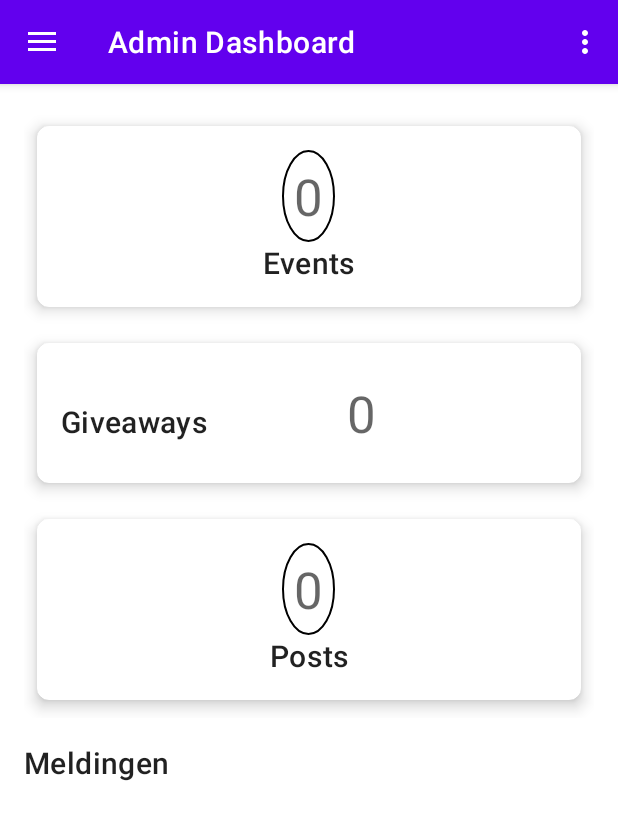
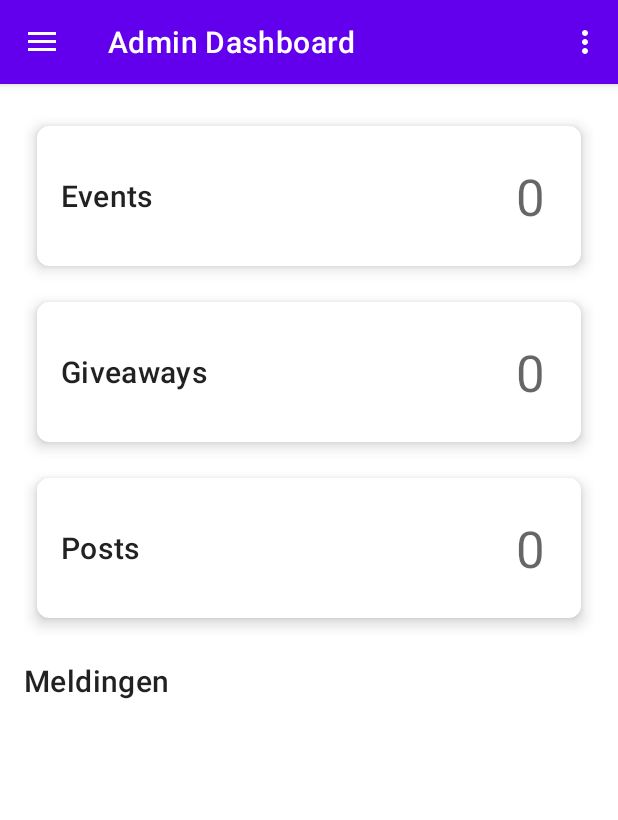
Before and after one commit to dkumankumah/danshal, an Android app: the screen it shows after launch (MainActivity), in the side drawer, after a tap on "Dashboard", on a phone screen of 412 x 824 dp. Shown: the top 820 px of the screen. Run offline under Robolectric (Android 15) with nearby library versions, the phone set to English and light mode, and no system bars; our stand-ins replace Firebase (no records; nobody signed in at launch, a user with empty details on screens opened directly), navigation-ui; 3 statements that could not run were skipped.

Commit message:
Working details fragment admin dashboard

```diff
--- a/app/src/main/java/com/example/danshal/models/Content.kt
+++ b/app/src/main/java/com/example/danshal/models/Content.kt
@@ -13,10 +13,6 @@ abstract class Content(
 ) {
 
     fun getSeconds() = timestamp?.seconds
-
-
-
-
 
     class TYPE {
         companion object {
@@ -38,6 +34,6 @@ data class Post(
 ) : Content(TYPE.POST, "", "", "")
 
 data class GiveAway(
-    var participants: List<User>? = emptyList(),
+    var participants: List<String>? = emptyList(),
     var endDate: Date = Date(),
 ) : Content(TYPE.GIVEAWAY, "", "", "")
--- a/app/src/main/java/com/example/danshal/ui/admin/AdminDashboardFragment.kt
+++ b/app/src/main/java/com/example/danshal/ui/admin/AdminDashboardFragment.kt
@@ -8,8 +8,11 @@ import android.view.ViewGroup
 import androidx.fragment.app.Fragment
 import androidx.fragment.app.activityViewModels
 import androidx.lifecycle.ViewModelProvider
+import androidx.navigation.fragment.findNavController
 import androidx.recyclerview.widget.GridLayoutManager
+import com.example.danshal.R
 import com.example.danshal.databinding.AdminDashboardFragmentBinding
+import com.example.danshal.models.Content
 import com.example.danshal.models.Notification
 import com.example.danshal.ui.home.HomeViewModel
 import com.google.firebase.firestore.Query
@@ -46,13 +49,16 @@ class AdminDashboardFragment : Fragment() {
         super.onViewCreated(view, savedInstanceState)
 
         binding.cvEvents.setOnClickListener {
-            Log.i("ADMIN DASHBOARD", "clicked event overview")
+            viewModel.detailContentType = Content.TYPE.EVENT
+            findNavController().navigate(R.id.action_nav_admin_dashboard_to_adminDashboardDetailsFragment)
         }
         binding.cvGiveaways.setOnClickListener {
-            Log.i("ADMIN DASHBOARD", "clicked giveaways overview")
+            viewModel.detailContentType = Content.TYPE.GIVEAWAY
+            findNavController().navigate(R.id.action_nav_admin_dashboard_to_adminDashboardDetailsFragment)
         }
         binding.cvPosts.setOnClickListener {
-            Log.i("ADMIN DASHBOARD", "clicked posts overview")
+            viewModel.detailContentType = Content.TYPE.POST
+            findNavController().navigate(R.id.action_nav_admin_dashboard_to_adminDashboardDetailsFragment)
         }
 
         initViews()
@@ -90,17 +96,14 @@ class AdminDashboardFragment : Fragment() {
 
         viewModel.eventListData.observe(viewLifecycleOwner, {
             binding.tvNumberEvents.text = it.size.toString()
-            binding.tvNumberEvents.visibility = View.VISIBLE
         })
 
         viewModel.giveawayListData.observe(viewLifecycleOwner, {
             binding.tvNumberGiveaways.text = it.size.toString()
-            binding.tvNumberGiveaways.visibility = View.VISIBLE
         })
 
         viewModel.postListData.observe(viewLifecycleOwner, {
             binding.tvNumberPosts.text = it.size.toString()
-            binding.tvNumberPosts.visibility = View.VISIBLE
         })
 
     }
--- a/app/src/main/java/com/example/danshal/ui/admin/AdminDashboardViewModel.kt
+++ b/app/src/main/java/com/example/danshal/ui/admin/AdminDashboardViewModel.kt
@@ -4,6 +4,7 @@ import android.util.Log
 import androidx.lifecycle.LiveData
 import androidx.lifecycle.ViewModel
 import androidx.lifecycle.viewModelScope
+import com.example.danshal.models.Content
 import com.example.danshal.models.Event
 import com.example.danshal.models.GiveAway
 import com.example.danshal.models.Post
@@ -20,6 +21,8 @@ class AdminDashboardViewModel : ViewModel() {
     val eventListData: LiveData<List<Event>> = eventRepository.events
     val giveawayListData: LiveData<List<GiveAway>> = giveAwayRepository.giveaways
     val postListData: LiveData<List<Post>> = postRepository.posts
+
+    lateinit var detailContentType: String
 
     fun getAllEvents() {
         viewModelScope.launch {
--- a/app/src/main/res/layout/admin_dashboard_fragment.xml
+++ b/app/src/main/res/layout/admin_dashboard_fragment.xml
@@ -28,27 +28,24 @@
             <LinearLayout
                 android:layout_width="match_parent"
                 android:layout_height="match_parent"
-                android:layout_margin="16dp"
-                android:gravity="center"
-                android:orientation="vertical">
+                android:layout_margin="16dp">
+
+                <TextView
+                    style="@style/TextAppearance.MaterialComponents.Headline6"
+                    android:layout_width="0dp"
+                    android:layout_height="match_parent"
+                    android:layout_weight="1"
+                    android:gravity="start|center"
+                    android:text="Events" />
 
                 <TextView
                     android:id="@+id/tv_number_events"
-                    android:visibility="invisible"
                     style="@style/TextAppearance.MaterialComponents.Headline4"
-                    android:layout_width="wrap_content"
+                    android:layout_width="0dp"
                     android:layout_height="wrap_content"
-                    android:background="@drawable/ic_admin_dashboard_background"
-                    android:gravity="center"
-                    android:padding="8dp"
-                    />
-
-                <TextView
-                    style="@style/TextAppearance.MaterialComponents.Headline6"
-                    android:layout_width="match_parent"
-                    android:layout_height="wrap_content"
-                    android:text="Events"
-                    android:textAlignment="center" />
+                    android:layout_weight="1"
+                    android:gravity="end"
+                    android:padding="8dp" />
 
             </LinearLayout>
         </androidx.cardview.widget.CardView>
@@ -66,24 +63,23 @@
                 android:layout_width="match_parent"
                 android:layout_height="match_parent"
                 android:layout_margin="16dp"
-
                 android:orientation="horizontal">
 
                 <TextView
                     style="@style/TextAppearance.MaterialComponents.Headline6"
-                    android:layout_width="wrap_content"
-                    android:layout_height="wrap_content"
-                    android:text="Giveaways"
-                    android:textAlignment="center" />
+                    android:layout_width="0dp"
+                    android:layout_height="match_parent"
+                    android:layout_weight="1"
+                    android:gravity="start|center"
+                    android:text="Giveaways" />
 
                 <TextView
                     android:id="@+id/tv_number_giveaways"
-                    android:visibility="visible"
                     style="@style/TextAppearance.MaterialComponents.Headline4"
-                    android:layout_width="120dp"
+                    android:layout_width="0dp"
                     android:layout_height="wrap_content"
-                    android:text="10"
-                    android:gravity="right"
+                    android:layout_weight="1"
+                    android:gravity="end"
                     android:padding="8dp" />
 
             </LinearLayout>
@@ -98,29 +94,27 @@
             app:cardElevation="6dp"
             app:cardUseCompatPadding="true">
 
-            <LinearLayout
-                android:layout_width="match_parent"
-                android:layout_height="match_parent"
-                android:layout_margin="16dp"
-                android:gravity="center"
-                android:orientation="vertical">
+        <LinearLayout
+            android:layout_width="match_parent"
+            android:layout_height="match_parent"
+            android:layout_margin="16dp">
+
+                <TextView
+                    style="@style/TextAppearance.MaterialComponents.Headline6"
+                    android:layout_width="0dp"
+                    android:layout_height="match_parent"
+                    android:layout_weight="1"
+                    android:gravity="start|center"
+                    android:text="Posts" />
 
                 <TextView
                     android:id="@+id/tv_number_posts"
-                    android:visibility="invisible"
                     style="@style/TextAppearance.MaterialComponents.Headline4"
-                    android:layout_width="wrap_content"
+                    android:layout_width="0dp"
                     android:layout_height="wrap_content"
-                    android:background="@drawable/ic_admin_dashboard_background"
-                    android:gravity="center"
+                    android:layout_weight="1"
+                    android:gravity="end"
                     android:padding="8dp" />
-
-                <TextView
-                    style="@style/TextAppearance.MaterialComponents.Headline6"
-                    android:layout_width="match_parent"
-                    android:layout_height="wrap_content"
-                    android:text="Posts"
-                    android:textAlignment="center" />
 
             </LinearLayout>
         </androidx.cardview.widget.CardView>
--- a/app/src/main/res/navigation/mobile_navigation.xml
+++ b/app/src/main/res/navigation/mobile_navigation.xml
@@ -78,9 +78,10 @@
         android:name="com.example.danshal.ui.admin.AdminDashboardFragment"
         android:label="@string/menu_admin_dashboard"
         tools:layout="@layout/admin_dashboard_fragment" >
+
         <action
-            android:id="@+id/action_nav_admin_dashboard_self"
-            app:destination="@id/nav_admin_dashboard" />
+            android:id="@+id/action_nav_admin_dashboard_to_adminDashboardDetailsFragment"
+            app:destination="@id/adminDashboardDetailsFragment" />
     </fragment>
 
     <fragment
@@ -128,5 +129,14 @@
             app:destination="@id/nav_home" />
     </fragment>
 
+    <fragment
+        android:id="@+id/adminDashboardDetailsFragment"
+        android:name="com.example.danshal.ui.admin.AdminDashboardDetailsFragment"
+        android:label="AdminDashboardDetailsFragment" >
+        <action
+            android:id="@+id/action_adminDashboardDetailsFragment_to_nav_admin_dashboard"
+            app:destination="@id/nav_admin_dashboard" />
+    </fragment>
+
 
 </navigation>
```
Also changed, not shown: app/src/main/java/com/example/danshal/ui/admin/AdminDashboardDetailsFragment.kt (added, +68 -0 lines), app/src/main/res/layout/admin_dashboard_details_fragment.xml (added, +14 -0 lines).
